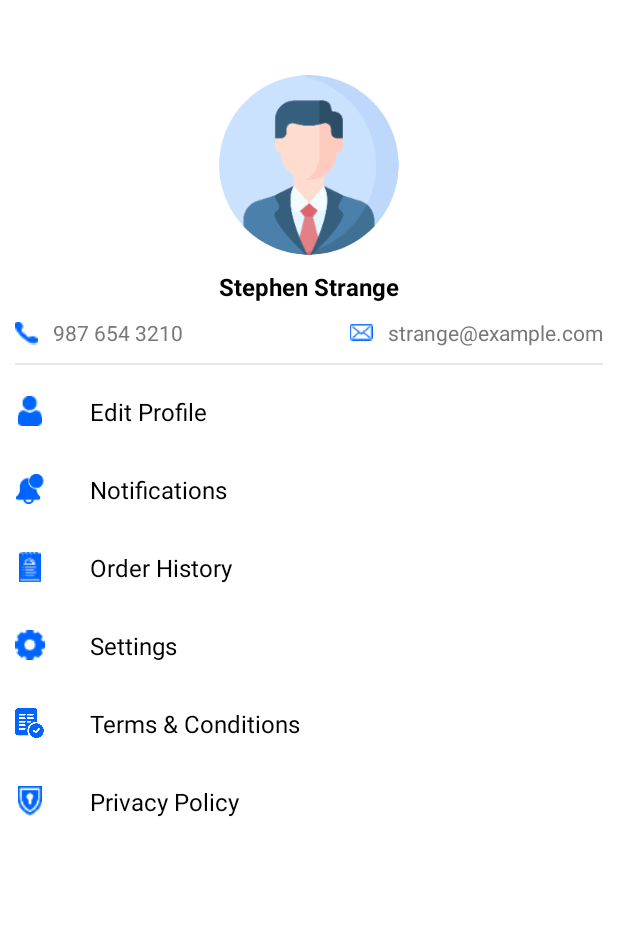
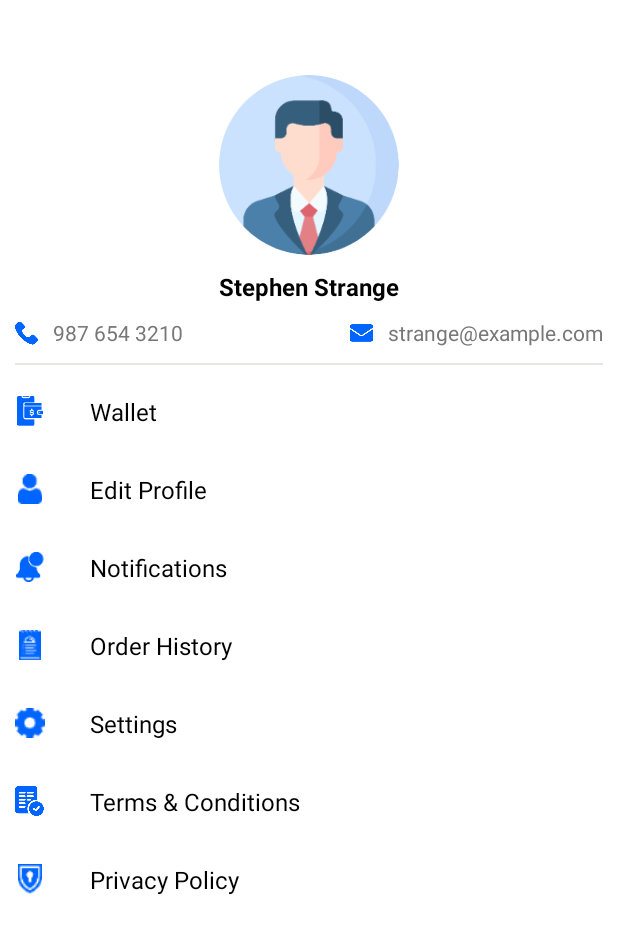
Before and after one commit to STRANGE08/Medicare, an Android app: the layout fragment_profile.xml on its own in the app's theme, with its tools: preview values and no code run, on a phone screen of 412 x 824 dp. Shown: the top 934 px of the screen. Run offline under Robolectric (Android 15) with nearby library versions, the phone set to English and light mode, and no system bars; plain views replace CircularImageView.

Commit message:
31 dec morning

```diff
--- a/app/src/main/res/layout/activity_schedule.xml
+++ b/app/src/main/res/layout/activity_schedule.xml
@@ -231,8 +231,6 @@
                 <androidx.cardview.widget.CardView
                     android:layout_width="wrap_content"
                     android:layout_height="40dp"
-
-
                     android:layout_marginVertical="10dp"
                     android:layout_marginStart="10dp"
                     android:layout_marginEnd="10dp"
--- a/app/src/main/res/layout/fragment_profile.xml
+++ b/app/src/main/res/layout/fragment_profile.xml
@@ -63,6 +63,7 @@
                         android:text="987 654 3210"
                         android:textColor="@color/grey"
                         android:textSize="14sp"
+                        android:gravity="center_vertical"
                         android:textStyle="normal" />
 
                 </LinearLayout>
@@ -70,13 +71,13 @@
                 <LinearLayout
                     android:layout_width="wrap_content"
                     android:layout_height="wrap_content"
+                    android:layout_marginStart="10dp"
                     android:gravity="end"
-                    android:layout_marginStart="10dp"
                     android:orientation="horizontal">
 
                     <ImageView
                         android:layout_width="15dp"
-                        android:layout_height="18sp"
+                        android:layout_height="20dp"
                         android:layout_gravity="center_vertical"
                         android:src="@drawable/mail"
                         app:tint="@color/colorPrimary" />
@@ -85,6 +86,7 @@
                         android:layout_width="wrap_content"
                         android:layout_height="wrap_content"
                         android:layout_gravity="center_vertical"
+                        android:gravity="center_vertical"
                         android:layout_marginStart="10dp"
                         android:text="strange@example.com"
                         android:textColor="@color/grey"
@@ -100,13 +102,38 @@
                 android:layout_marginHorizontal="10dp"
                 android:layout_marginVertical="10dp"
                 android:background="@color/colorGrey" />
+            <LinearLayout
+                android:id="@+id/wallet_layout"
+                android:layout_width="match_parent"
+                android:layout_height="wrap_content"
+                android:layout_marginHorizontal="10dp"
+                android:layout_marginTop="10dp"
+                android:orientation="horizontal">
+
+                <ImageView
+                    android:layout_width="20dp"
+                    android:layout_height="20dp"
+                    android:layout_gravity="center_vertical"
+                    android:src="@drawable/wallet"
+                    app:tint="@color/colorPrimary" />
+
+                <TextView
+                    android:layout_width="wrap_content"
+                    android:layout_height="wrap_content"
+                    android:layout_gravity="center_vertical"
+                    android:layout_marginStart="30dp"
+                    android:text="Wallet"
+                    android:textColor="@color/black"
+                    android:textSize="16sp"
+                    android:textStyle="normal" />
+            </LinearLayout>
 
             <LinearLayout
                 android:id="@+id/edit_profile_layout"
                 android:layout_width="match_parent"
                 android:layout_height="wrap_content"
                 android:layout_marginHorizontal="10dp"
-                android:layout_marginTop="10dp"
+                android:layout_marginTop="30dp"
                 android:orientation="horizontal">
 
                 <ImageView
@@ -178,6 +205,7 @@
                     android:textSize="16sp"
                     android:textStyle="normal" />
             </LinearLayout>
+
 
             <LinearLayout
                 android:id="@+id/settings_layout"
```
Also changed, not shown: app/src/main/AndroidManifest.xml (+6 -4 lines), app/src/main/java/com/example/medicare/Activities/Checkout_Activity.java (+16 -1 lines), app/src/main/java/com/example/medicare/Activities/Wallet_Activity.java (added, +16 -0 lines), app/src/main/res/layout/activity_wallet.xml (added, +9 -0 lines), app/src/main/res/drawable-xxxhdpi/call.png, app/src/main/res/drawable-xxxhdpi/mail.png, app/src/main/res/drawable-xxxhdpi/wallet.png.
